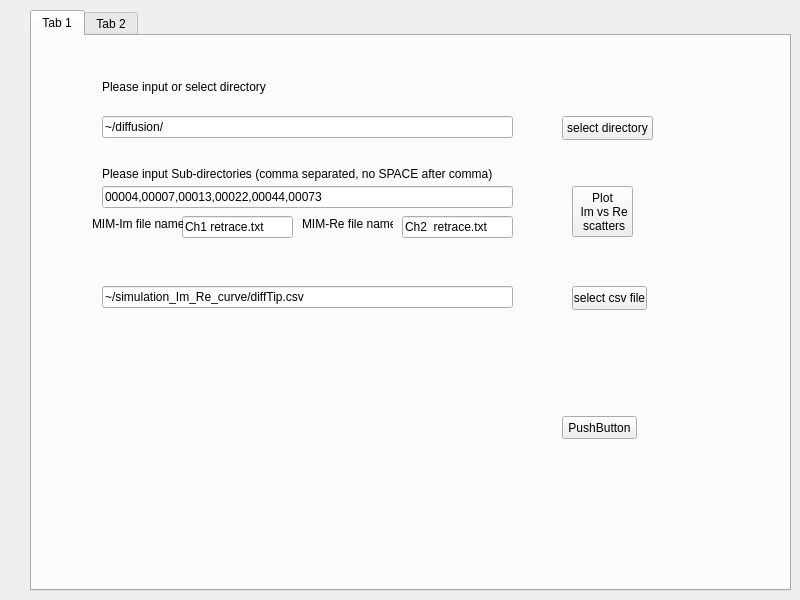
Above: DiffusionAnalysis/form.ui from xuejianma/LabTools before the change. Below: the same form after it.
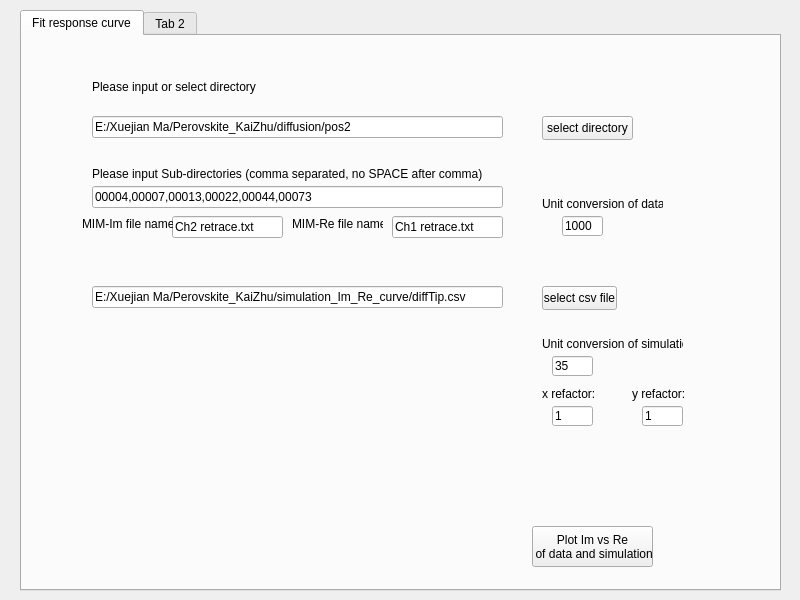
That is the form after the change. Icons and pictures are not drawn. Custom widgets are drawn as their Qt base class.

Patch:
```diff
--- a/DiffusionAnalysis/form.ui
+++ b/DiffusionAnalysis/form.ui
@@ -16,7 +16,7 @@
   <widget class="QTabWidget" name="tabWidget">
    <property name="geometry">
     <rect>
-     <x>30</x>
+     <x>20</x>
      <y>10</y>
      <width>761</width>
      <height>581</height>
@@ -27,7 +27,7 @@
    </property>
    <widget class="QWidget" name="tab">
     <attribute name="title">
-     <string>Tab 1</string>
+     <string>Fit response curve</string>
     </attribute>
     <widget class="QLabel" name="label_subdirectories">
      <property name="geometry">
@@ -68,31 +68,16 @@
       </rect>
      </property>
      <property name="text">
-      <string>~/diffusion/</string>
+      <string>E:/Xuejian Ma/Perovskite_KaiZhu/diffusion/pos2</string>
      </property>
      <property name="placeholderText">
       <string>eg: ~/diffusion/</string>
      </property>
     </widget>
-    <widget class="QPushButton" name="pushButton_scatter">
-     <property name="geometry">
-      <rect>
-       <x>540</x>
-       <y>150</y>
-       <width>61</width>
-       <height>51</height>
-      </rect>
-     </property>
-     <property name="text">
-      <string>Plot
- Im vs Re
- scatters</string>
-     </property>
-    </widget>
     <widget class="QPushButton" name="pushButton_directory">
      <property name="geometry">
       <rect>
-       <x>530</x>
+       <x>520</x>
        <y>80</y>
        <width>91</width>
        <height>24</height>
@@ -131,7 +116,7 @@
       <string/>
      </property>
      <property name="text">
-      <string>~/simulation_Im_Re_curve/diffTip.csv</string>
+      <string>E:/Xuejian Ma/Perovskite_KaiZhu/simulation_Im_Re_curve/diffTip.csv</string>
      </property>
      <property name="placeholderText">
       <string>eg: ~/simulation_Im_Re_curve/diffTip.csv</string>
@@ -140,7 +125,7 @@
     <widget class="QPushButton" name="pushButton_response">
      <property name="geometry">
       <rect>
-       <x>540</x>
+       <x>520</x>
        <y>250</y>
        <width>75</width>
        <height>24</height>
@@ -160,19 +145,6 @@
       </rect>
      </property>
     </widget>
-    <widget class="QPushButton" name="pushButton_draw">
-     <property name="geometry">
-      <rect>
-       <x>530</x>
-       <y>380</y>
-       <width>75</width>
-       <height>23</height>
-      </rect>
-     </property>
-     <property name="text">
-      <string>PushButton</string>
-     </property>
-    </widget>
     <widget class="QLineEdit" name="lineEdit_im">
      <property name="geometry">
       <rect>
@@ -186,10 +158,10 @@
       <string/>
      </property>
      <property name="text">
-      <string>Ch1 retrace.txt</string>
+      <string>Ch2 retrace.txt</string>
      </property>
      <property name="placeholderText">
-      <string>eg: Ch1 retrace.txt</string>
+      <string>eg: Ch2 retrace.txt</string>
      </property>
     </widget>
     <widget class="QLineEdit" name="lineEdit_re">
@@ -202,10 +174,10 @@
       </rect>
      </property>
      <property name="text">
-      <string>Ch2  retrace.txt</string>
+      <string>Ch1 retrace.txt</string>
      </property>
      <property name="placeholderText">
-      <string>eg: Ch2 retrace.txt</string>
+      <string>eg: Ch1 retrace.txt</string>
      </property>
     </widget>
     <widget class="QLabel" name="label_im">
@@ -240,6 +212,166 @@
       <enum>Qt::PlainText</enum>
      </property>
     </widget>
+    <widget class="QPushButton" name="pushButton_plotResponse">
+     <property name="geometry">
+      <rect>
+       <x>510</x>
+       <y>490</y>
+       <width>121</width>
+       <height>41</height>
+      </rect>
+     </property>
+     <property name="text">
+      <string>Plot Im vs Re
+ of data and simulation</string>
+     </property>
+    </widget>
+    <widget class="QLineEdit" name="lineEdit_unitConversionData">
+     <property name="geometry">
+      <rect>
+       <x>540</x>
+       <y>180</y>
+       <width>41</width>
+       <height>20</height>
+      </rect>
+     </property>
+     <property name="toolTip">
+      <string>1000 from V to mV by default</string>
+     </property>
+     <property name="text">
+      <string>1000</string>
+     </property>
+    </widget>
+    <widget class="QLabel" name="label_unitConversionData">
+     <property name="geometry">
+      <rect>
+       <x>520</x>
+       <y>160</y>
+       <width>121</width>
+       <height>16</height>
+      </rect>
+     </property>
+     <property name="toolTip">
+      <string>1000 from V to mV by default</string>
+     </property>
+     <property name="whatsThis">
+      <string/>
+     </property>
+     <property name="text">
+      <string>Unit conversion of data</string>
+     </property>
+    </widget>
+    <widget class="QLabel" name="label_xrefactor">
+     <property name="geometry">
+      <rect>
+       <x>520</x>
+       <y>350</y>
+       <width>61</width>
+       <height>16</height>
+      </rect>
+     </property>
+     <property name="toolTip">
+      <string>refactor x axis (MIM-Im) of simulated response curve.
+ Value of 1 by default</string>
+     </property>
+     <property name="whatsThis">
+      <string/>
+     </property>
+     <property name="text">
+      <string>x refactor:</string>
+     </property>
+    </widget>
+    <widget class="QLineEdit" name="lineEdit_xrefactor">
+     <property name="geometry">
+      <rect>
+       <x>530</x>
+       <y>370</y>
+       <width>41</width>
+       <height>20</height>
+      </rect>
+     </property>
+     <property name="toolTip">
+      <string>refactor x axis (MIM-Im) of simulated response curve.
+ Value of 1 by default</string>
+     </property>
+     <property name="text">
+      <string>1</string>
+     </property>
+    </widget>
+    <widget class="QLineEdit" name="lineEdit_yrefactor">
+     <property name="geometry">
+      <rect>
+       <x>620</x>
+       <y>370</y>
+       <width>41</width>
+       <height>20</height>
+      </rect>
+     </property>
+     <property name="toolTip">
+      <string>refactor y axis (MIM-Re) of simulated response curve.
+ Value of 1 by default</string>
+     </property>
+     <property name="text">
+      <string>1</string>
+     </property>
+    </widget>
+    <widget class="QLabel" name="label_yrefactor">
+     <property name="geometry">
+      <rect>
+       <x>610</x>
+       <y>350</y>
+       <width>61</width>
+       <height>16</height>
+      </rect>
+     </property>
+     <property name="toolTip">
+      <string>refactor y axis (MIM-Re) of simulated response curve.
+ Value of 1 by default</string>
+     </property>
+     <property name="whatsThis">
+      <string/>
+     </property>
+     <property name="text">
+      <string>y refactor:</string>
+     </property>
+    </widget>
+    <widget class="QLineEdit" name="lineEdit_unitConversionSimulation">
+     <property name="geometry">
+      <rect>
+       <x>530</x>
+       <y>320</y>
+       <width>41</width>
+       <height>20</height>
+      </rect>
+     </property>
+     <property name="toolTip">
+      <string>Unit conversion from nS to mV. &quot;3.5*10&quot; by default. 
+&quot;10&quot; is for lockin 1V sensitivity.</string>
+     </property>
+     <property name="text">
+      <string>35</string>
+     </property>
+    </widget>
+    <widget class="QLabel" name="label_unitConversionSimulation">
+     <property name="geometry">
+      <rect>
+       <x>520</x>
+       <y>300</y>
+       <width>141</width>
+       <height>16</height>
+      </rect>
+     </property>
+     <property name="toolTip">
+      <string>Unit conversion from nS to mV. &quot;3.5*10&quot; by default. 
+&quot;10&quot; is for lockin 1V sensitivity.</string>
+     </property>
+     <property name="whatsThis">
+      <string/>
+     </property>
+     <property name="text">
+      <string>Unit conversion of simulation </string>
+     </property>
+    </widget>
    </widget>
    <widget class="QWidget" name="tab_2">
     <attribute name="title">
```
Left out of the diff: 6 changed lines with no effect on the pictures.
